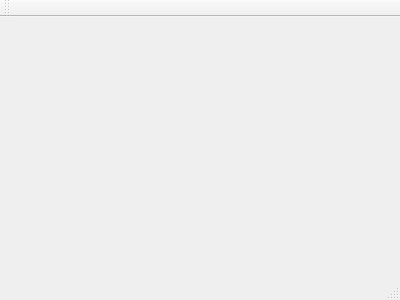
Before: the Qt Designer form mainwindow.ui in Myzhar/Fantacalcio, drawn with Qt 5.
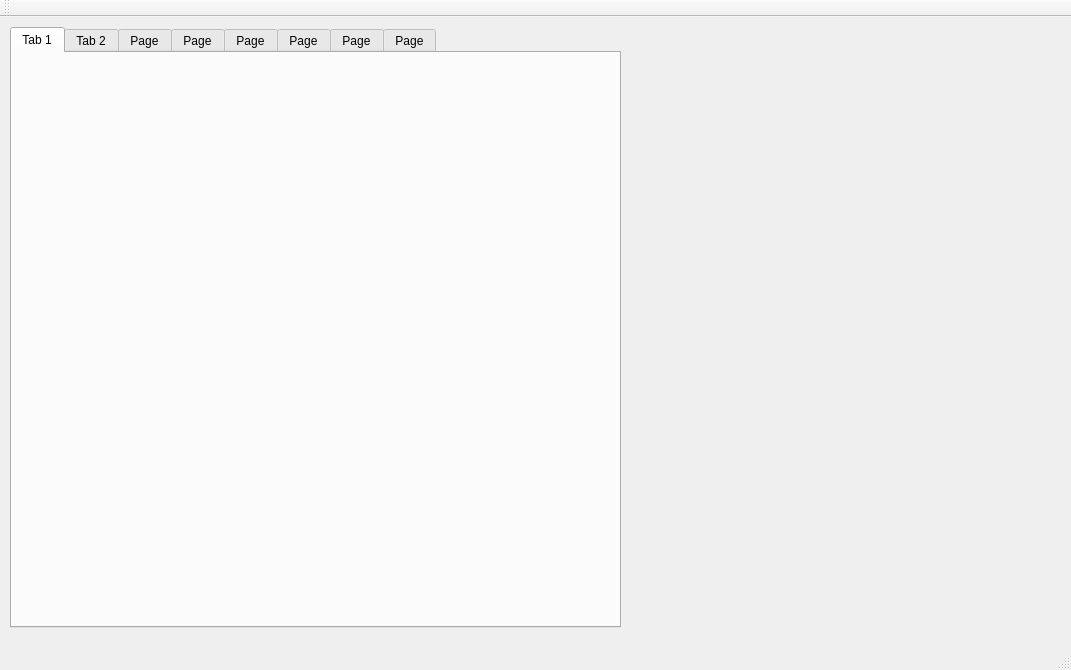
After: the same form once the commit is applied.

Diff of the .ui file:
```diff
--- a/mainwindow.ui
+++ b/mainwindow.ui
@@ -1,24 +1,93 @@
 <ui version="4.0">
  <class>MainWindow</class>
- <widget class="QMainWindow" name="MainWindow" >
-  <property name="geometry" >
+ <widget class="QMainWindow" name="MainWindow">
+  <property name="geometry">
    <rect>
     <x>0</x>
     <y>0</y>
-    <width>400</width>
-    <height>300</height>
+    <width>1071</width>
+    <height>670</height>
    </rect>
   </property>
   <property name="windowTitle" >
    <string>MainWindow</string>
   </property>
-  <widget class="QMenuBar" name="menuBar" />
-  <widget class="QToolBar" name="mainToolBar" />
-  <widget class="QWidget" name="centralWidget" />
-  <widget class="QStatusBar" name="statusBar" />
+  <widget class="QWidget" name="centralWidget">
+   <widget class="QTabWidget" name="tabWidget_teams">
+    <property name="geometry">
+     <rect>
+      <x>10</x>
+      <y>10</y>
+      <width>611</width>
+      <height>601</height>
+     </rect>
+    </property>
+    <property name="currentIndex">
+     <number>0</number>
+    </property>
+    <widget class="QWidget" name="tab_1">
+     <attribute name="title">
+      <string>Tab 1</string>
+     </attribute>
+    </widget>
+    <widget class="QWidget" name="tab_2">
+     <attribute name="title">
+      <string>Tab 2</string>
+     </attribute>
+    </widget>
+    <widget class="QWidget" name="tab_3">
+     <attribute name="title">
+      <string>Page</string>
+     </attribute>
+    </widget>
+    <widget class="QWidget" name="tab_4">
+     <attribute name="title">
+      <string>Page</string>
+     </attribute>
+    </widget>
+    <widget class="QWidget" name="tab_5">
+     <attribute name="title">
+      <string>Page</string>
+     </attribute>
+    </widget>
+    <widget class="QWidget" name="tab_6">
+     <attribute name="title">
+      <string>Page</string>
+     </attribute>
+    </widget>
+    <widget class="QWidget" name="tab_7">
+     <attribute name="title">
+      <string>Page</string>
+     </attribute>
+    </widget>
+    <widget class="QWidget" name="tab_8">
+     <attribute name="title">
+      <string>Page</string>
+     </attribute>
+    </widget>
+   </widget>
+  </widget>
+  <widget class="QMenuBar" name="menuBar">
+   <property name="geometry">
+    <rect>
+     <x>0</x>
+     <y>0</y>
+     <width>1071</width>
+     <height>21</height>
+    </rect>
+   </property>
+  </widget>
+  <widget class="QToolBar" name="mainToolBar">
+   <attribute name="toolBarArea">
+    <enum>TopToolBarArea</enum>
+   </attribute>
+   <attribute name="toolBarBreak">
+    <bool>false</bool>
+   </attribute>
+  </widget>
+  <widget class="QStatusBar" name="statusBar"/>
  </widget>
- <layoutDefault spacing="6" margin="11" />
- <pixmapfunction></pixmapfunction>
+ <layoutdefault spacing="6" margin="11"/>
  <resources/>
  <connections/>
 </ui>
```
Left out of the diff: 3 changed lines with no effect on the pictures.
